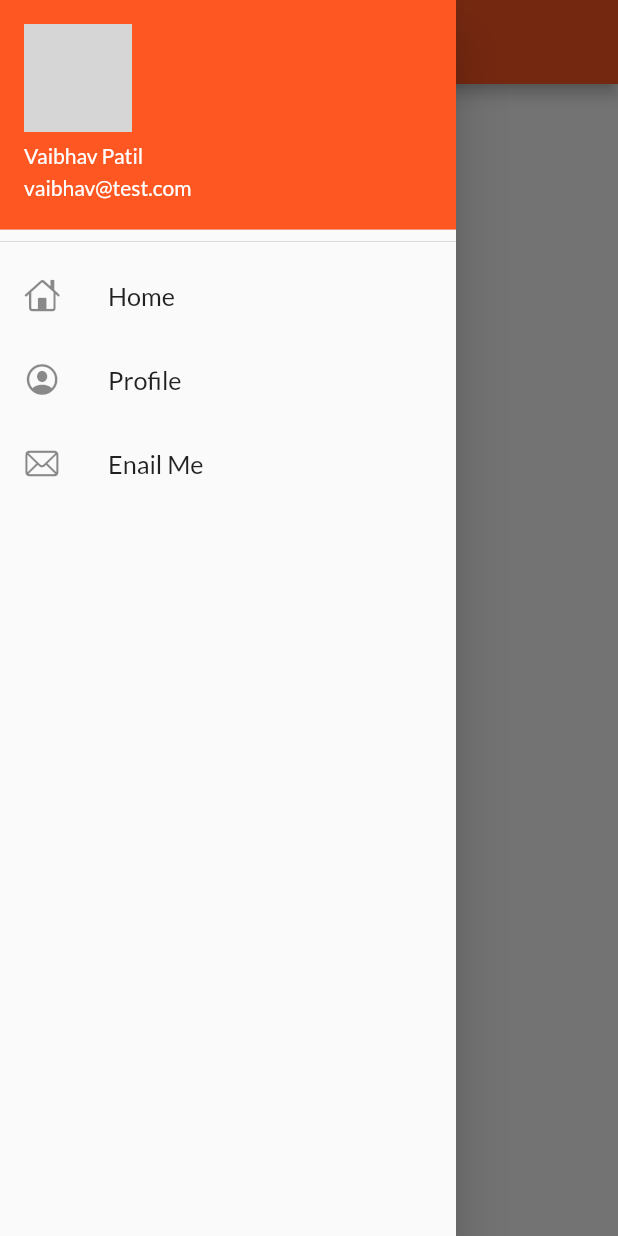
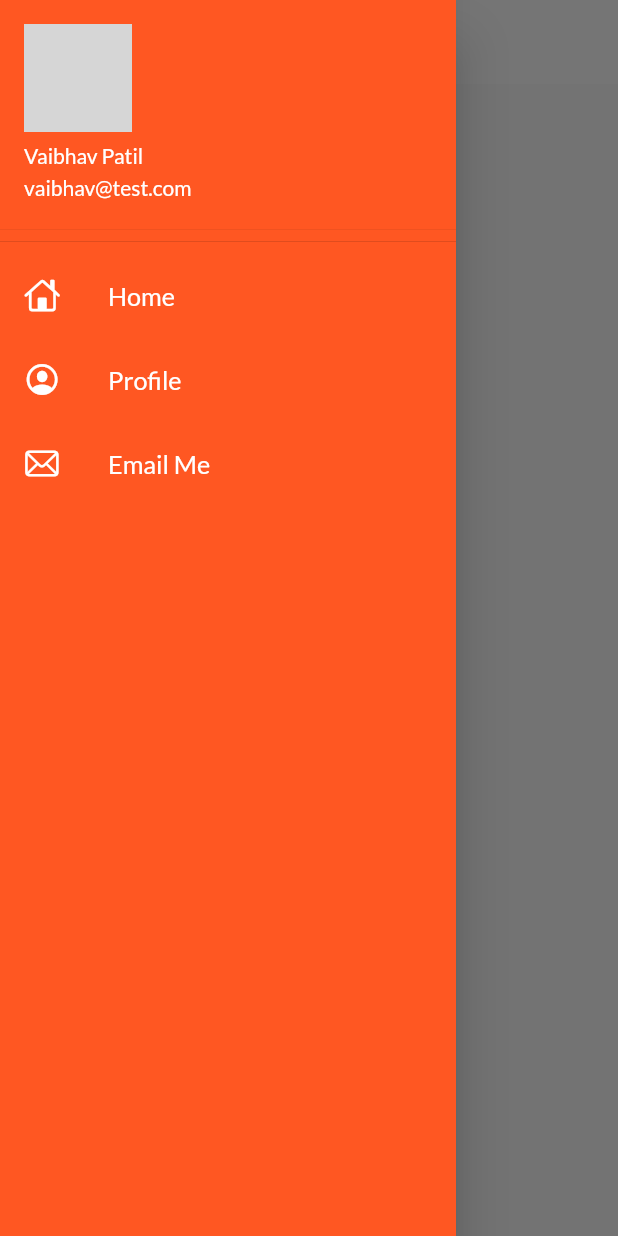
Before and after one commit to vaibhavpatil28/flutter_catalog, a Flutter app: the screen it shows after launch, with the side drawer open, on a phone screen of 412 x 824 dp. Run offline on Flutter 3.47's test engine with Material 2 defaults, Android fonts, the phone set to English and light mode, and no system bars; our stand-ins replace google_fonts; network calls fail; grey boxes are pictures that could not be loaded.

Commit message:
day9: globle theming

```diff
--- a/lib/main.dart
+++ b/lib/main.dart
@@ -1,7 +1,10 @@
+// ignore_for_file: prefer_const_constructors
+
 import 'package:flutter/material.dart';
 import 'package:flutter_catalog/pages/home_page.dart';
 import 'package:flutter_catalog/pages/login_page.dart';
 import 'package:flutter_catalog/utils/routes.dart';
+import 'package:flutter_catalog/widget/themes.dart';
 import 'package:google_fonts/google_fonts.dart';
 
 void main() {
@@ -17,14 +20,8 @@ class MyApp extends StatelessWidget {
         // home: HomePage(),
         debugShowCheckedModeBanner: false,
         themeMode: ThemeMode.light,
-        theme: ThemeData(
-          primarySwatch: Colors.deepOrange,
-          fontFamily: GoogleFonts.lato().fontFamily,
-          // primaryTextTheme: GoogleFonts.latoTextTheme()
-        ),
-        darkTheme: ThemeData(
-          brightness: Brightness.dark
-        ),
+        theme: MyTheme.lightTheme(context),
+        darkTheme: MyTheme.darkTheme(context),
         initialRoute: '/home',
         routes: {
           "/": (context) => LoginPage(),
--- a/lib/widget/drawer.dart
+++ b/lib/widget/drawer.dart
@@ -10,6 +10,7 @@ class MyDrawer extends StatelessWidget {
   @override
   Widget build(BuildContext context) {
     return Drawer(
+      backgroundColor: Colors.deepOrange.shade500,
       child: ListView(
         padding: EdgeInsets.zero,
         children: [
@@ -24,24 +25,42 @@ class MyDrawer extends StatelessWidget {
             )
           ),
           ListTile(
-            leading: Icon(CupertinoIcons.home),
+            leading: Icon(
+              CupertinoIcons.home,
+              color: Colors.white,
+            ),
             title: Text(
                 "Home",
                 textScaleFactor: 1.2,
+                style: TextStyle(
+                  color: Colors.white
+                ),
               ),
           ),
           ListTile(
-            leading: Icon(CupertinoIcons.profile_circled),
+            leading: Icon(
+              CupertinoIcons.profile_circled,
+              color: Colors.white,
+            ),
             title: Text(
                 "Profile",
                 textScaleFactor: 1.2,
+                style: TextStyle(
+                  color: Colors.white
+                ),
               ),
           ),
           ListTile(
-            leading: Icon(CupertinoIcons.mail),
+            leading: Icon(
+              CupertinoIcons.mail,
+              color: Colors.white,
+            ),
             title: Text(
-                "Enail Me",
+                "Email Me",
                 textScaleFactor: 1.2,
+                style: TextStyle(
+                  color: Colors.white
+                ),
               ),
           )
         ],
--- /dev/null
+++ b/lib/widget/themes.dart
@@ -0,0 +1,21 @@
+import 'package:flutter/material.dart';
+import 'package:google_fonts/google_fonts.dart';
+
+class MyTheme {
+  static ThemeData lightTheme(BuildContext context) => ThemeData(
+      primarySwatch: Colors.deepOrange,
+      fontFamily: GoogleFonts.lato().fontFamily,
+      // primaryTextTheme: GoogleFonts.latoTextTheme(),
+      appBarTheme: AppBarTheme(
+          color: Colors.white,
+          elevation: 0.0,
+          iconTheme: IconThemeData(color: Colors.black),
+          toolbarTextStyle: Theme.of(context).textTheme.bodyText2,
+          titleTextStyle: Theme.of(context).textTheme.headline5
+      ));
+
+  static ThemeData darkTheme(BuildContext context) => ThemeData(
+        brightness: Brightness.dark
+      );
+
+}
```
